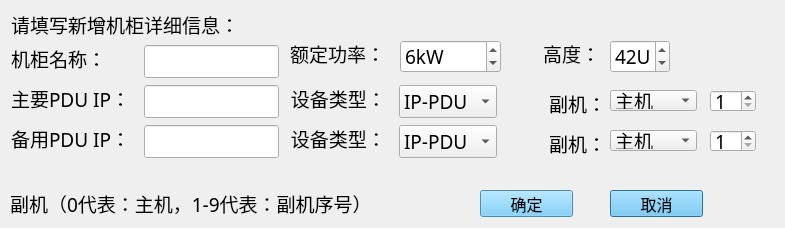
Old version of the form CleverManagerV3/cabinets/cab_adddlg.ui in the repository ChinaClever/CleverManagerV3.
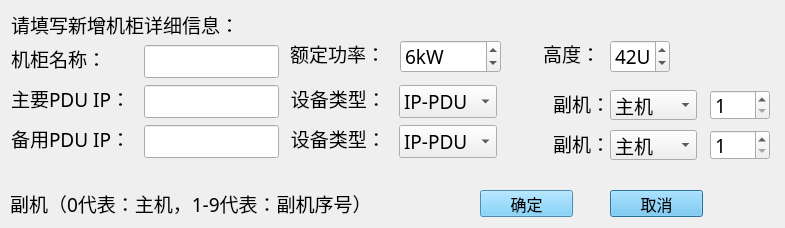
New version of the form.

What changed in the file:
```diff
--- a/CleverManagerV3/cabinets/cab_adddlg.ui
+++ b/CleverManagerV3/cabinets/cab_adddlg.ui
@@ -184,9 +184,9 @@
    <widget class="QLabel" name="label_deputy">
     <property name="geometry">
      <rect>
-      <x>540</x>
+      <x>530</x>
       <y>90</y>
-      <width>66</width>
+      <width>80</width>
       <height>27</height>
      </rect>
     </property>
@@ -276,9 +276,9 @@
    <widget class="QLabel" name="label_deputy_2">
     <property name="geometry">
      <rect>
-      <x>540</x>
+      <x>530</x>
       <y>130</y>
-      <width>66</width>
+      <width>80</width>
       <height>27</height>
      </rect>
     </property>
@@ -332,8 +332,8 @@
      <rect>
       <x>710</x>
       <y>90</y>
-      <width>46</width>
-      <height>22</height>
+      <width>60</width>
+      <height>30</height>
      </rect>
     </property>
     <property name="minimum">
@@ -348,8 +348,8 @@
      <rect>
       <x>710</x>
       <y>130</y>
-      <width>46</width>
-      <height>22</height>
+      <width>60</width>
+      <height>30</height>
      </rect>
     </property>
     <property name="minimum">
@@ -362,7 +362,7 @@
       <x>610</x>
       <y>90</y>
       <width>87</width>
-      <height>21</height>
+      <height>30</height>
      </rect>
     </property>
     <item>
@@ -382,7 +382,7 @@
       <x>610</x>
       <y>130</y>
       <width>87</width>
-      <height>21</height>
+      <height>30</height>
      </rect>
     </property>
     <item>
```
